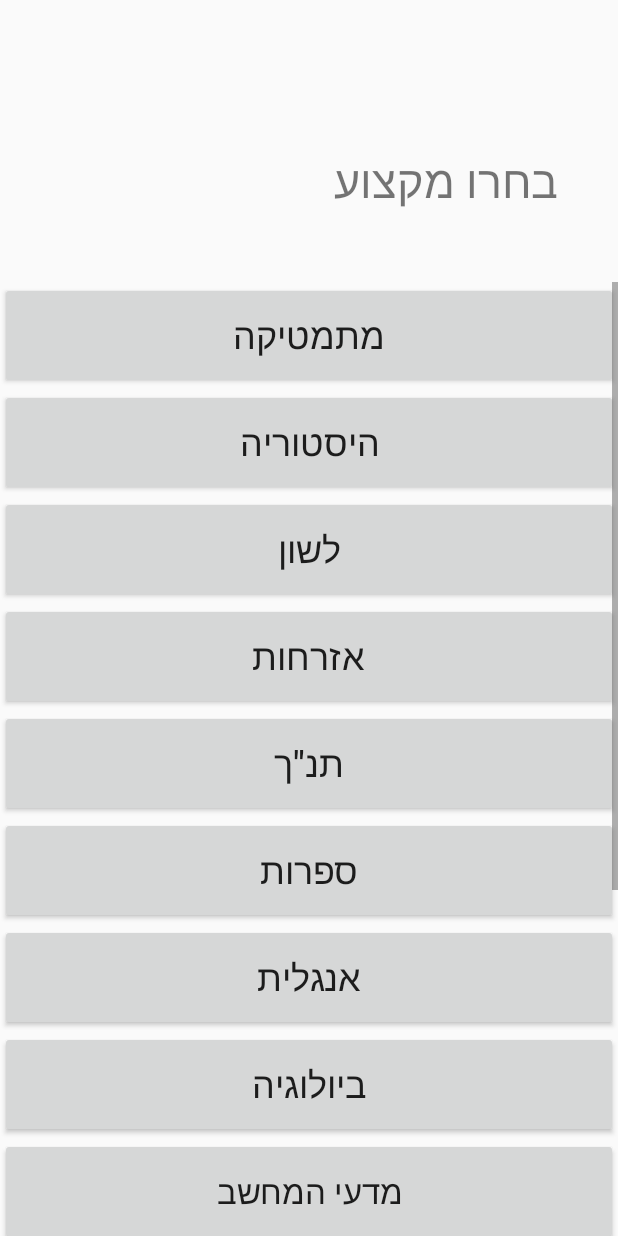
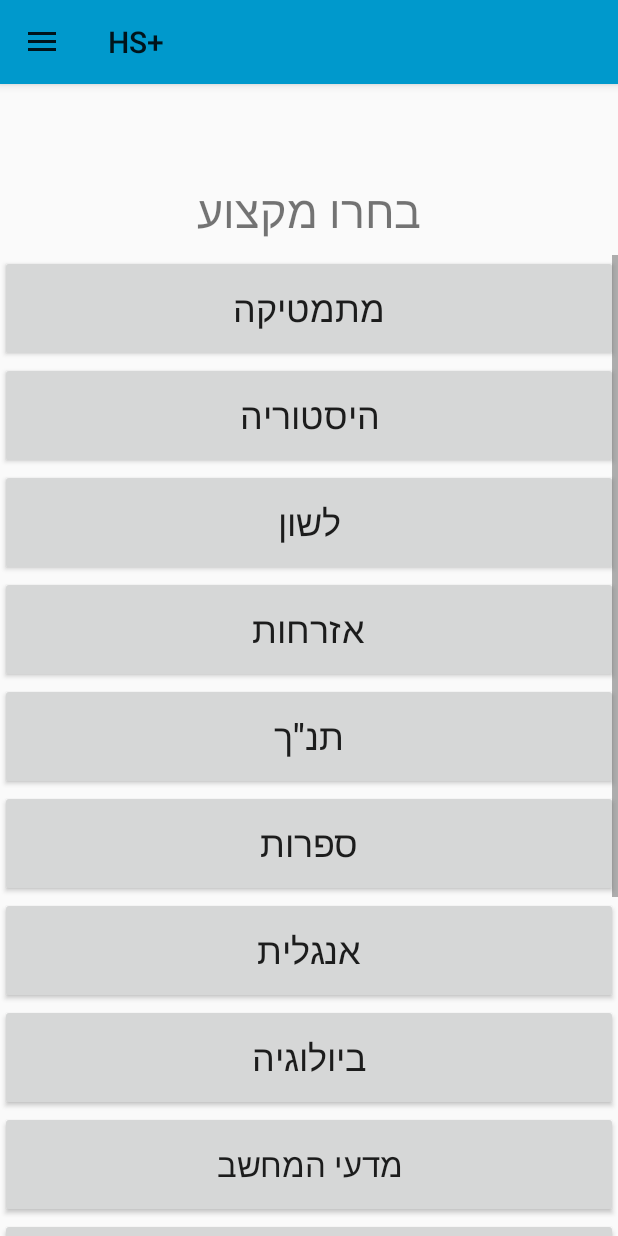
Before and after one commit to EladBG-code/SchoolProject, an Android app: the SummariesSubjects screen opened directly, with no data from a screen before it, on a phone screen of 412 x 824 dp. Run offline under Robolectric (Android 15) with nearby library versions, the phone set to English and light mode, and no system bars.

Commit message:
lots of things work

```diff
--- a/app/src/main/java/com/theproject/schoolproject/RegisterActivity.java
+++ b/app/src/main/java/com/theproject/schoolproject/RegisterActivity.java
@@ -182,9 +182,10 @@ public class RegisterActivity extends AppCompatActivity implements AdapterView.O
                 GlobalAcross.allUsers.add(newUser);
                 myRef.setValue(GlobalAcross.allUsers);
                 GlobalAcross.currentUser = newUser;
-
                 Toast.makeText(this, "נרשמת בהצלחה!", Toast.LENGTH_SHORT).show();
-
+                Intent intent = new Intent(this, Homepage.class);
+                startActivity(intent);
+                finish();
             }
         }
         if(view == btnLoginBack){
--- a/app/src/main/java/com/theproject/schoolproject/SummariesSubjects.java
+++ b/app/src/main/java/com/theproject/schoolproject/SummariesSubjects.java
@@ -1,21 +1,45 @@
 package com.theproject.schoolproject;
 
+import androidx.annotation.NonNull;
+import androidx.appcompat.app.ActionBarDrawerToggle;
+import androidx.appcompat.app.AlertDialog;
 import androidx.appcompat.app.AppCompatActivity;
 import androidx.core.view.GravityCompat;
+import androidx.drawerlayout.widget.DrawerLayout;
 
+import android.content.DialogInterface;
 import android.content.Intent;
 import android.os.Bundle;
+import android.view.MenuItem;
 import android.view.View;
 import android.widget.Button;
+import android.widget.Toast;
 
-public class SummariesSubjects extends AppCompatActivity implements View.OnClickListener {
+import com.google.android.material.appbar.MaterialToolbar;
+import com.google.android.material.navigation.NavigationView;
 
+public class SummariesSubjects extends AppCompatActivity implements View.OnClickListener, NavigationView.OnNavigationItemSelectedListener {
+
+    DrawerLayout drawerLayout;
+    NavigationView navigationView;
+    MaterialToolbar toolbar;
     Button btnMath,btnHistory,btnHebrew,btnCitizenship,btnBible,btnLiterature,btnEnglish,btnBiology,btnComputerScience,btnChemistry,btnPhysics,btnArts,btnCommunication,btnSocialStudies;
     @Override
     protected void onCreate(Bundle savedInstanceState) {
         super.onCreate(savedInstanceState);
         setContentView(R.layout.activity_summaries_subjects);
 
+        drawerLayout = findViewById(R.id.drawer_layout_subjects);
+        navigationView = findViewById(R.id.nav_view_subjects);
+        toolbar = findViewById(R.id.toolbarSelectSubject);
+
+        setSupportActionBar(toolbar);
+        navigationView.bringToFront();
+        ActionBarDrawerToggle toggle = new ActionBarDrawerToggle(this, drawerLayout, toolbar, R.string.navigation_drawer_open,R.string.navigation_drawer_close);
+        drawerLayout.addDrawerListener(toggle);
+        toggle.syncState();
+
+        navigationView.setNavigationItemSelectedListener(this);
         //The function below this line attaches all buttons to their ID's in the XML and sets their onclicklistener function
         attachAndClickListenSubjectButtons();
     }
@@ -154,14 +178,53 @@ public class SummariesSubjects extends AppCompatActivity implements View.OnClick
 
     @Override
     public void onBackPressed() {
-        /*if (drawerLayout.isDrawerOpen(GravityCompat.START)) {
+        if(drawerLayout.isDrawerOpen(GravityCompat.START)) {
             drawerLayout.closeDrawer(GravityCompat.START);
         }
         else{
             super.onBackPressed();
-        }*/
+        }
+    }
 
-        //NOTE: Undo the comment above on the if and else once there is a toolbar and a drawer on the summary selecting page
-        super.onBackPressed();
+    @Override
+    public boolean onNavigationItemSelected(@NonNull MenuItem item) {
+        //Toast.makeText(this, item.getTitle(), Toast.LENGTH_SHORT).show();
+        if(item.getTitle().equals("התנתקות")){
+
+            AlertDialog.Builder builder = new AlertDialog.Builder(SummariesSubjects.this);
+
+            builder.setMessage("את\\ה בטוח\\ה שאת\\ה רוצה להתנתק?")
+                    .setPositiveButton("כן", new DialogInterface.OnClickListener() {
+                        @Override
+                        public void onClick(DialogInterface dialog, int which) {
+                            GlobalAcross.currentUser = null;
+                            Intent intent = new Intent(SummariesSubjects.this,MainActivity.class);
+                            Toast.makeText(SummariesSubjects.this,"התנתקת בהצלחה.", Toast.LENGTH_SHORT-5000).show();
+                            startActivity(intent);
+                            finish();
+                        }
+                    })
+                    .setNegativeButton("לא",null);
+
+            AlertDialog alert = builder.create();
+            alert.show();
+            return false;
+        }
+        if(item.getTitle().equals("הגדרות")){
+            //Will be added in the future
+            Toast.makeText(this,"מסך ההגדרות יהיה זמין לשימוש בעתיד.", Toast.LENGTH_LONG-5000).show();
+            return false;
+        }
+        if(item.getTitle().equals("פרופיל")){
+            //Will be added in the future
+            Toast.makeText(this,"מסך הפרופיל יהיה זמין לשימוש בעתיד.", Toast.LENGTH_LONG-5000).show();
+            return false;
+        }
+        if(item.getTitle().equals("מסך הבית")){
+            Intent intent = new Intent(this,Homepage.class);
+            startActivity(intent);
+            return false;
+        }
+        return false;
     }
 }
--- /dev/null
+++ b/app/src/main/res/drawable/homepage_icon.xml
@@ -0,0 +1,10 @@
+<vector xmlns:android="http://schemas.android.com/apk/res/android"
+    android:width="24dp"
+    android:height="24dp"
+    android:viewportWidth="24"
+    android:viewportHeight="24"
+    android:tint="?attr/colorControlNormal">
+  <path
+      android:fillColor="@android:color/white"
+      android:pathData="M10,20v-6h4v6h5v-8h3L12,3 2,12h3v8z"/>
+</vector>
--- a/app/src/main/res/layout/activity_summaries_subjects.xml
+++ b/app/src/main/res/layout/activity_summaries_subjects.xml
@@ -4,31 +4,49 @@
     xmlns:tools="http://schemas.android.com/tools"
     android:layout_width="match_parent"
     android:layout_height="match_parent"
+    android:fitsSystemWindows="true"
+    android:orientation="horizontal"
     tools:context=".SummariesSubjects">
+
+    <com.google.android.material.appbar.AppBarLayout
+        android:layout_width="match_parent"
+        android:layout_height="wrap_content">
+
+        <com.google.android.material.appbar.MaterialToolbar
+            android:id="@+id/toolbarSelectSubject"
+            android:layout_width="match_parent"
+            android:layout_height="wrap_content"
+            android:background="@android:color/holo_blue_dark"
+            android:minHeight="?attr/actionBarSize"
+            android:theme="?attr/actionBarTheme"
+            app:menu="@menu/main_menu"
+            app:navigationIcon="@drawable/navigation_icon" />
+    </com.google.android.material.appbar.AppBarLayout>
+
+    <androidx.drawerlayout.widget.DrawerLayout
+        android:id="@+id/drawer_layout_subjects"
+        android:layout_width="match_parent"
+        android:layout_height="match_parent"
+        android:fitsSystemWindows="true"
+        tools:context=".SummariesSubjects"
+        tools:openDrawer="start">
 
 
     <RelativeLayout
         android:layout_width="match_parent"
-        android:layout_height="match_parent">
-
+        android:layout_height="match_parent"
+        >
 
         <TextView
-            android:id="@+id/tvSummariesTitle"
-            android:layout_width="282dp"
-            android:layout_height="76dp"
-            android:layout_alignParentStart="true"
-            android:layout_alignParentTop="true"
-            android:layout_alignParentEnd="true"
-            android:layout_alignParentBottom="true"
-            android:layout_marginStart="88dp"
-            android:layout_marginTop="100dp"
-            android:layout_marginEnd="40dp"
-            android:layout_marginBottom="554dp"
+            android:layout_width="match_parent"
+            android:layout_height="match_parent"
             android:text="בחרו מקצוע"
+            android:layout_marginTop="120sp"
+            android:gravity="center|top"
             android:textSize="30sp" />
 
         <ScrollView
-            android:id="@+id/scrollView"
+            android:id="@+id/svSubjects"
             android:layout_width="match_parent"
             android:layout_height="300dp"
             android:layout_alignParentStart="true"
@@ -36,7 +54,7 @@
             android:layout_alignParentEnd="true"
             android:layout_alignParentBottom="true"
             android:layout_marginStart="0dp"
-            android:layout_marginTop="188dp"
+            android:layout_marginTop="170sp"
             android:layout_marginEnd="0dp"
             android:layout_marginBottom="0dp">
 
@@ -147,4 +165,15 @@
 
 
     </RelativeLayout>
+        <com.google.android.material.navigation.NavigationView
+            android:id="@+id/nav_view_subjects"
+            android:layout_width="wrap_content"
+            android:layout_height="match_parent"
+            android:layout_gravity="start"
+            app:headerLayout="@layout/header"
+            app:menu="@menu/main_menu">
+
+
+        </com.google.android.material.navigation.NavigationView>
+    </androidx.drawerlayout.widget.DrawerLayout>
 </androidx.coordinatorlayout.widget.CoordinatorLayout>
--- a/app/src/main/res/menu/main_menu.xml
+++ b/app/src/main/res/menu/main_menu.xml
@@ -3,6 +3,12 @@
 
     <group android:checkableBehavior="single">
         <!--This "group" is a tag that makes sure that only one item in the menu is clicked-->
+
+        <item
+            android:id="@+id/nav_homepage"
+            android:icon="@drawable/homepage_icon"
+            android:title="מסך הבית"
+            />
 
         <item
             android:id="@+id/nav_profile"
```
Also changed, not shown: app/src/main/java/com/theproject/schoolproject/Homepage.java (+47 -1 lines), app/src/main/java/com/theproject/schoolproject/MainActivity.java (+8 -1 lines), app/src/main/java/com/theproject/schoolproject/ViewSummariesOnSubject.java (+14 -1 lines), app/src/main/res/layout/activity_homepage.xml (+8 -9 lines), app/src/main/res/layout/activity_main.xml (+7 -6 lines).
